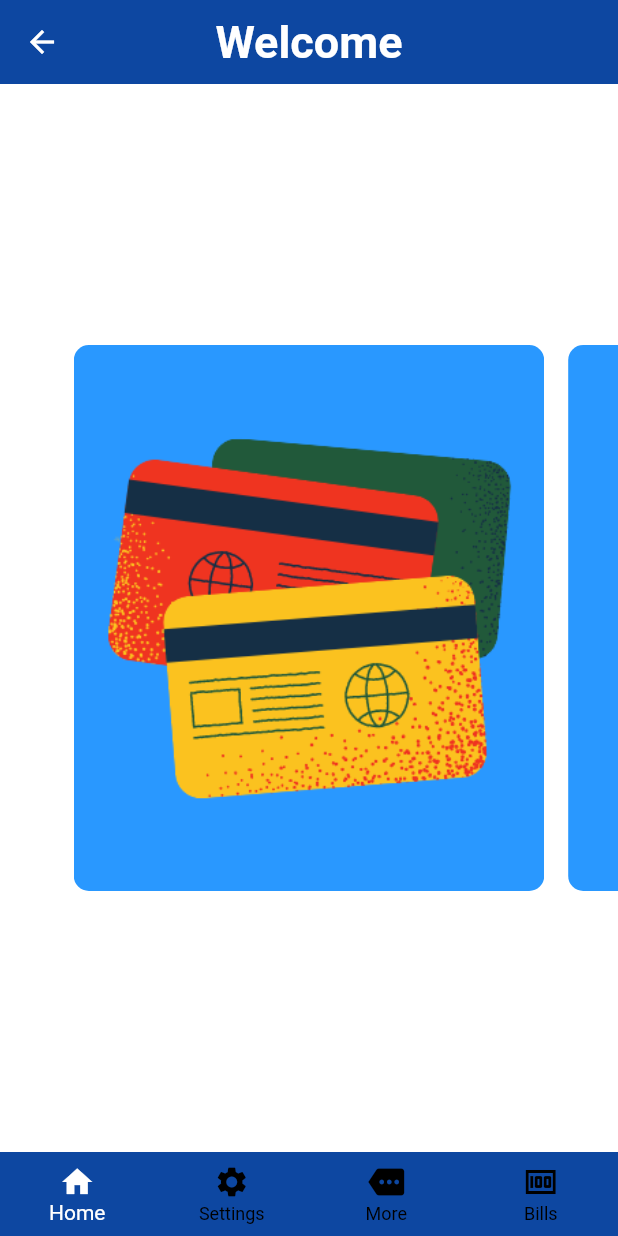
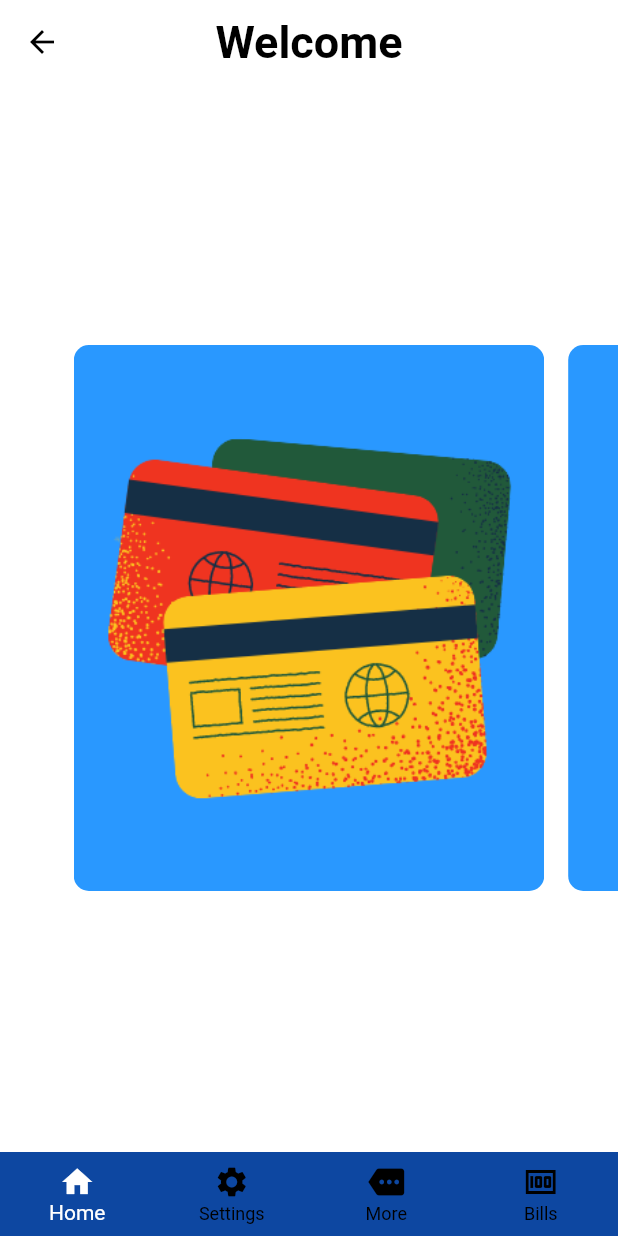
Before and after one commit to CodeRebirth/accountingapp, a Flutter app: the NavPage screen opened by its route, on a phone screen of 412 x 824 dp. Run offline on Flutter 3.47's test engine with Material 2 defaults, Android fonts, the phone set to English and light mode, and no system bars; missing offline and left inert: flutter_barcode_scanner; accounts and stored records are empty; Roboto replaces fonts that are missing (Georgia).

Commit message:
background color check

```diff
--- a/lib/main.dart
+++ b/lib/main.dart
@@ -40,8 +40,7 @@ class MyApp extends StatelessWidget {
         child: Consumer<Auth>(builder: (ctx,auth,_)=> MaterialApp(
             debugShowCheckedModeBanner: false,
             theme: ThemeData(
-              appBarTheme: AppBarTheme(color: Colors.white),
-              primaryColor: Colors.blue[900],
+              primaryColor: Colors.white,
               fontFamily: "Georgia",
               shadowColor: Colors.grey,
               textTheme: TextTheme(
--- a/lib/screens/billViewer.dart
+++ b/lib/screens/billViewer.dart
@@ -37,6 +37,7 @@ class _BillViewerState extends State<BillViewer> {
   Widget build(BuildContext context) {
     return Scaffold(
      body: done ? Container(
+       color: Colors.white,
        child: ListView.builder(
             itemBuilder: (context, index) {
                 return Card(
--- a/lib/screens/homepage.dart
+++ b/lib/screens/homepage.dart
@@ -7,6 +7,7 @@ class HomePage extends StatelessWidget {
     return Scaffold(
       backgroundColor: Colors.white,
         body:Container(
+        color: Colors.white,
         child:PostCarousal()
 ),
 );}
--- a/lib/screens/mybill.dart
+++ b/lib/screens/mybill.dart
@@ -34,6 +34,7 @@ class _MyBillState extends State<MyBill> {
   Widget build(BuildContext context){
     return Scaffold(
       body: done?Container(
+        color:Colors.white,
         height:MediaQuery.of(context).size.height,
         child: ListView.builder(
           itemCount: key.length,
--- a/lib/screens/navpage.dart
+++ b/lib/screens/navpage.dart
@@ -21,9 +21,8 @@ class _NavPageState extends State<NavPage> {
   Widget build(BuildContext context) {
     return Scaffold(
       appBar: AppBar(
-        backgroundColor: Colors.blue[900],
         centerTitle:true,
-        title:Text("Welcome",style: TextStyle(fontSize: 30,fontWeight: FontWeight.bold)),
+        title:Text("Welcome",style: TextStyle(fontSize: 30,fontWeight: FontWeight.bold,color:Colors.black)),
         elevation: 0,
       ),
       bottomNavigationBar: BottomNavigationBar(
--- a/lib/screens/settings.dart
+++ b/lib/screens/settings.dart
@@ -4,7 +4,7 @@ class Settings extends StatelessWidget {
   @override
   Widget build(BuildContext context) {
     return Container(
-
+      color: Colors.white,
     );
   }
 }
```
Also changed, not shown: lib/provider/products.dart (+6 -5 lines).
